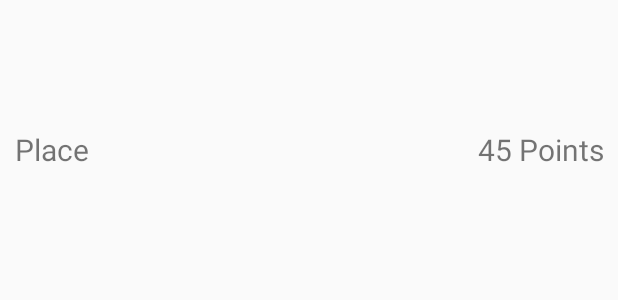
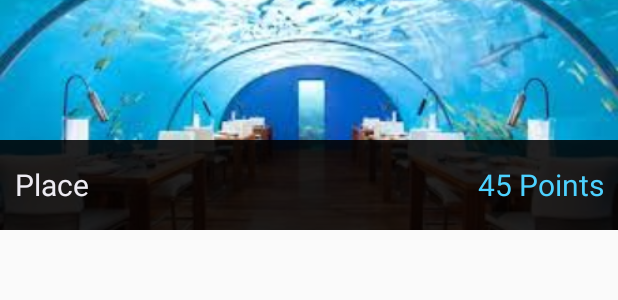
Before and after one commit to jessicayuen/scout, an Android app: the layout place_list_item.xml on its own in the app's theme, with its tools: preview values and no code run, on a phone screen of 412 x 824 dp. Shown: the top 300 px of the screen. Run offline under Robolectric (Android 15) with nearby library versions, the phone set to English and light mode, and no system bars.

Commit message:
Improve UI for places / business directory

```diff
--- a/ScoutMobile/app/src/main/java/scout/scoutmobile/activities/PlacesActivity.java
+++ b/ScoutMobile/app/src/main/java/scout/scoutmobile/activities/PlacesActivity.java
@@ -85,7 +85,7 @@ public class PlacesActivity extends ActionBarActivity {
 
             // Set the Place list item values
             titleView.setText(place.getTitle());
-            pointsView.setText(place.getPoints().toString());
+            pointsView.setText(place.getPoints().toString() + " points");
             //image.setImageResource(mPlaces.get(position).getImageURL());
 
             return view;
--- a/ScoutMobile/app/src/main/res/layout/place_list_item.xml
+++ b/ScoutMobile/app/src/main/res/layout/place_list_item.xml
@@ -1,9 +1,10 @@
 <?xml version="1.0" encoding="utf-8"?>
 <RelativeLayout xmlns:android="http://schemas.android.com/apk/res/android"
     android:layout_width="match_parent"
-    android:layout_height="match_parent" >
+    android:layout_height="match_parent"
+    android:paddingBottom="10dp" >
 
-    <ImageView
+    <ImageView class="scout.scoutmobile.ui.DynamicImageView"
         android:layout_width="fill_parent"
         android:layout_height="wrap_content"
         android:id="@+id/placeImage"
@@ -11,12 +12,15 @@
         android:layout_alignParentLeft="true"
         android:layout_alignParentStart="true"
         android:maxHeight="120dp"
-        android:minHeight="120dp" />
+        android:minHeight="120dp"
+        android:scaleType="centerCrop"
+        android:src="@drawable/sample_image"/>
 
     <LinearLayout
+        android:background="#dd020000"
         android:orientation="horizontal"
         android:layout_width="fill_parent"
-        android:layout_height="40dp"
+        android:layout_height="60dp"
         android:layout_alignBottom="@+id/placeImage"
         android:layout_alignParentLeft="true"
         android:layout_alignParentStart="true"
@@ -26,6 +30,7 @@
             android:layout_width="wrap_content"
             android:layout_height="match_parent"
             android:text="Place"
+            android:textColor="#ffedebf2"
             android:id="@+id/placeTitle"
             android:layout_weight="0.80"
             android:gravity="center_vertical"
@@ -36,6 +41,7 @@
             android:layout_width="wrap_content"
             android:layout_height="match_parent"
             android:text="45 Points"
+            android:textColor="#ff4dd2ff"
             android:id="@+id/placePoints"
             android:layout_weight="0.20"
             android:gravity="center_vertical|right"
```
Also changed, not shown: ScoutMobile/app/src/main/java/scout/scoutmobile/ui/DynamicImageView.java (added, +30 -0 lines), ScoutMobile/app/src/main/res/drawable/sample_image.jpg (added).
